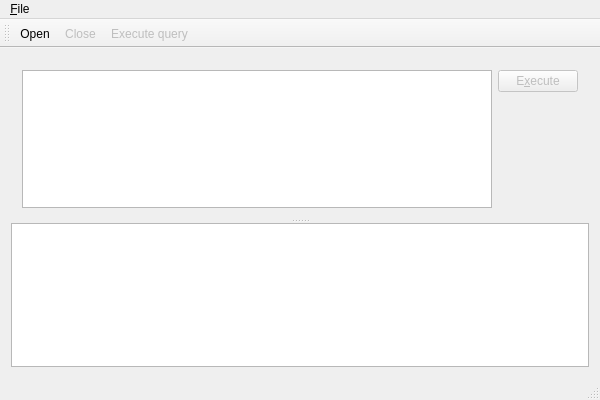
The window that mainwindow.ui (Mange/DBLite) describes before a commit, drawn with Qt 5.
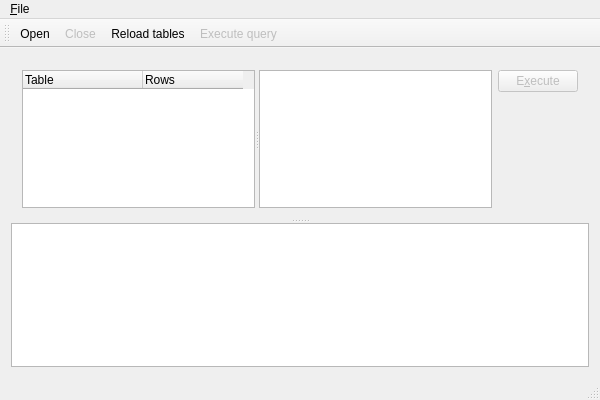
The same window after the commit.

Commit message: Added basic table tree support

Diff of the .ui file:
```diff
--- a/mainwindow.ui
+++ b/mainwindow.ui
@@ -20,10 +20,54 @@
       <property name="orientation">
        <enum>Qt::Vertical</enum>
       </property>
-      <widget class="QWidget" name="layoutWidget">
+      <widget class="QWidget" name="">
        <layout class="QHBoxLayout" name="horizontalLayout">
         <item>
-         <widget class="QPlainTextEdit" name="queryEdit"/>
+         <widget class="QSplitter" name="splitter">
+          <property name="orientation">
+           <enum>Qt::Horizontal</enum>
+          </property>
+          <widget class="QTreeWidget" name="tableTree">
+           <property name="showDropIndicator" stdset="0">
+            <bool>false</bool>
+           </property>
+           <property name="columnCount">
+            <number>2</number>
+           </property>
+           <attribute name="headerDefaultSectionSize">
+            <number>120</number>
+           </attribute>
+           <attribute name="headerShowSortIndicator" stdset="0">
+            <bool>false</bool>
+           </attribute>
+           <attribute name="headerStretchLastSection">
+            <bool>false</bool>
+           </attribute>
+           <attribute name="headerDefaultSectionSize">
+            <number>120</number>
+           </attribute>
+           <attribute name="headerShowSortIndicator" stdset="0">
+            <bool>false</bool>
+           </attribute>
+           <attribute name="headerStretchLastSection">
+            <bool>false</bool>
+           </attribute>
+           <column>
+            <property name="text">
+             <string>Table</string>
+            </property>
+           </column>
+           <column>
+            <property name="text">
+             <string>Rows</string>
+            </property>
+            <property name="whatsThis">
+             <string>Shows the number of rows in the table next to it</string>
+            </property>
+           </column>
+          </widget>
+          <widget class="QPlainTextEdit" name="queryEdit"/>
+         </widget>
         </item>
         <item>
          <layout class="QVBoxLayout" name="verticalLayout">
@@ -90,6 +134,7 @@
    </attribute>
    <addaction name="actionOpen"/>
    <addaction name="actionClose"/>
+   <addaction name="actionReloadTree"/>
    <addaction name="actionExecute_query"/>
   </widget>
   <widget class="QStatusBar" name="statusBar"/>
@@ -146,6 +191,17 @@
     <enum>QAction::QuitRole</enum>
    </property>
   </action>
+  <action name="actionReloadTree">
+   <property name="text">
+    <string>Reload tables</string>
+   </property>
+   <property name="toolTip">
+    <string>Reload the tables listing from the database</string>
+   </property>
+   <property name="shortcut">
+    <string>Ctrl+R</string>
+   </property>
+  </action>
  </widget>
  <layoutdefault spacing="6" margin="11"/>
  <resources/>
```
Left out of the diff: 2 changed lines with no effect on the pictures. The commit also changes 2 other files.
